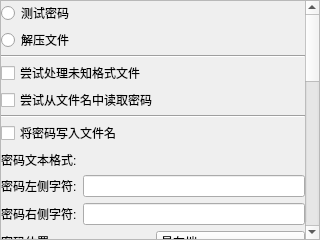
This is components/page_setting/res/page_setting.ui in PPJUST/OnlyUnzip as Qt 5 draws it before an edit. The edited form follows.
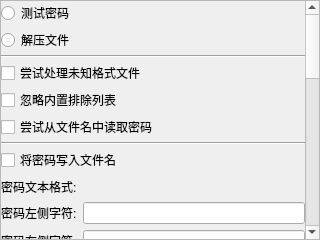
This is the edited form.

Commit message:
feat: 设置页新增「忽略内置排除列表」开关
- 新增设置项 IgnoreExcludeList（默认关闭，排除过滤保持生效）
- 设置页新增复选框，勾选后对排除列表内的文件（Office 文档/
  游戏存档/应用包/电子书等）也尝试解压
- 识别线程与「处理未知文件」路径均读取该开关

The edit to the form file:
```diff
--- a/components/page_setting/res/page_setting.ui
+++ b/components/page_setting/res/page_setting.ui
@@ -102,6 +102,16 @@
          </property>
         </widget>
        </item>
+       <item>
+        <widget class="QCheckBox" name="checkBox_ignore_exclude_list">
+         <property name="toolTip">
+          <string>&lt;html&gt;&lt;head/&gt;&lt;body&gt;&lt;p&gt;勾选后，即使文件扩展名位于内置排除列表中（Office 文档/游戏存档/应用包/电子书等），也会尝试解压。&lt;/p&gt;&lt;p&gt;未勾选（默认）：排除列表内的文件不会被当作压缩包处理，可避免文档/存档被误解压。&lt;/p&gt;&lt;/body&gt;&lt;/html&gt;</string>
+         </property>
+         <property name="text">
+          <string>忽略内置排除列表</string>
+         </property>
+        </widget>
+       </item>
        <item>
         <widget class="QCheckBox" name="checkBox_read_password_from_filename">
          <property name="toolTip">
```
The commit also changes 7 other files.
